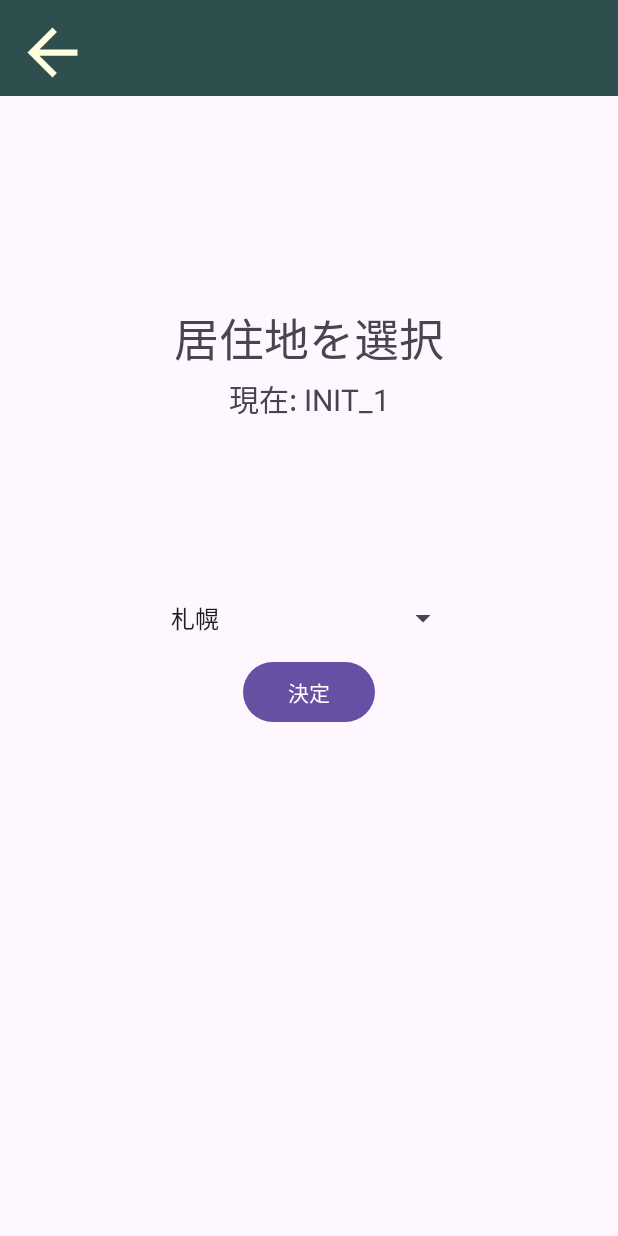
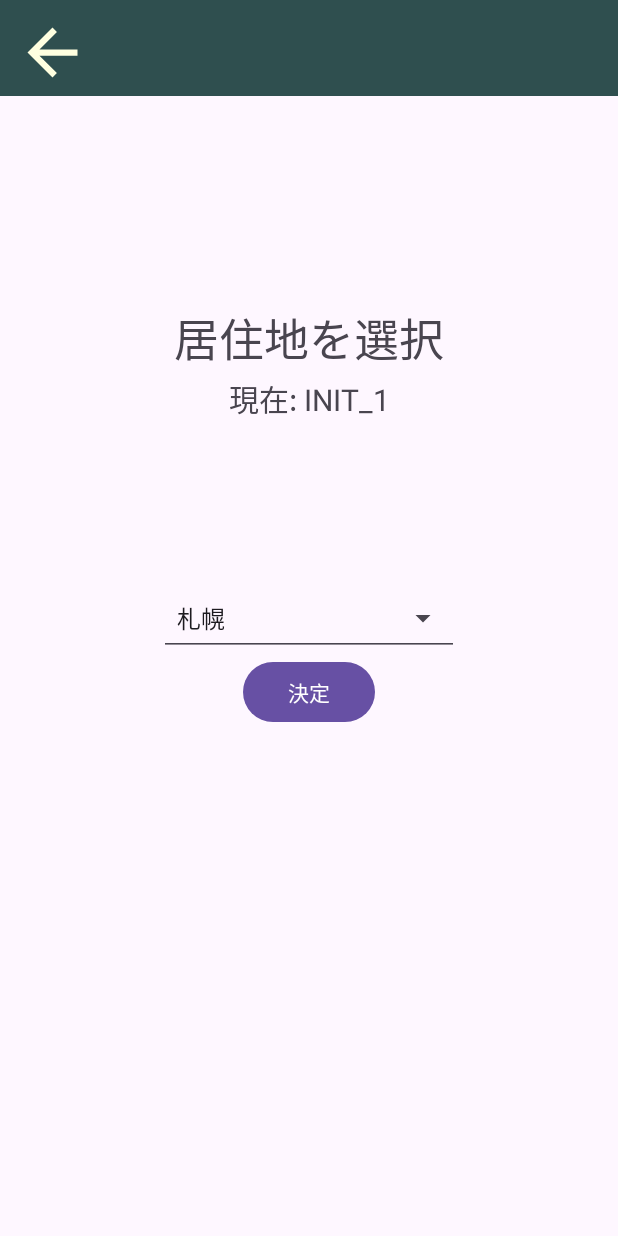
Before and after one commit to t-haruki122/Powerful_Alarm, an Android app: the AreaSettings screen opened directly, with no data from a screen before it, on a phone screen of 412 x 824 dp. Run offline under Robolectric (Android 15) with nearby library versions, the phone set to English and light mode, and no system bars; our stand-ins replace RxJava; 3 statements that could not run were skipped.

Commit message:
improve: Add underline on spinner in activity_area_settings.xml

```diff
--- a/app/src/main/res/layout/activity_area_settings.xml
+++ b/app/src/main/res/layout/activity_area_settings.xml
@@ -23,6 +23,8 @@
         android:layout_height="50sp"
 
         android:entries="@array/area_list"
+
+        style="@style/Base.Widget.AppCompat.Spinner.Underlined"
 
         app:layout_constraintTop_toTopOf="parent"
         app:layout_constraintBottom_toBottomOf="parent"
```
